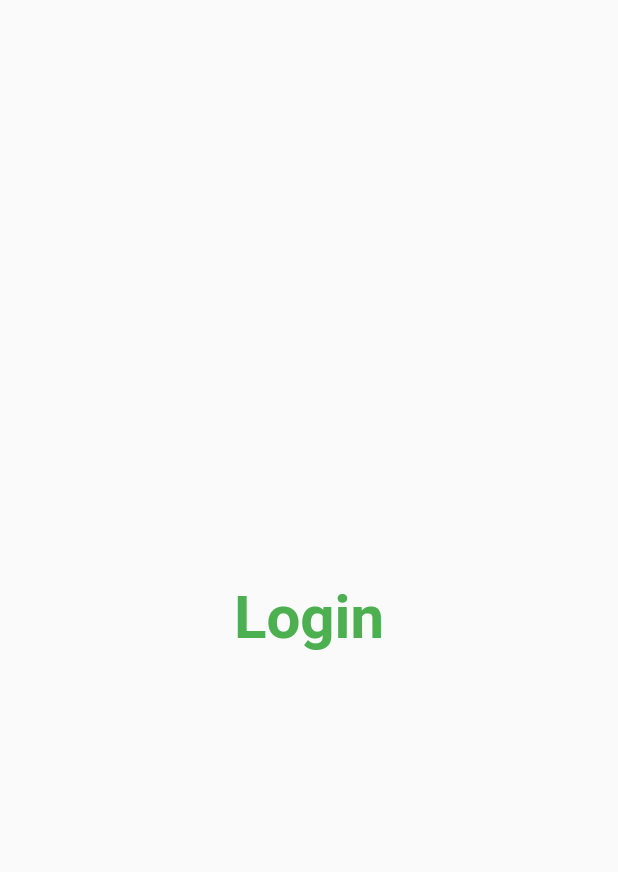
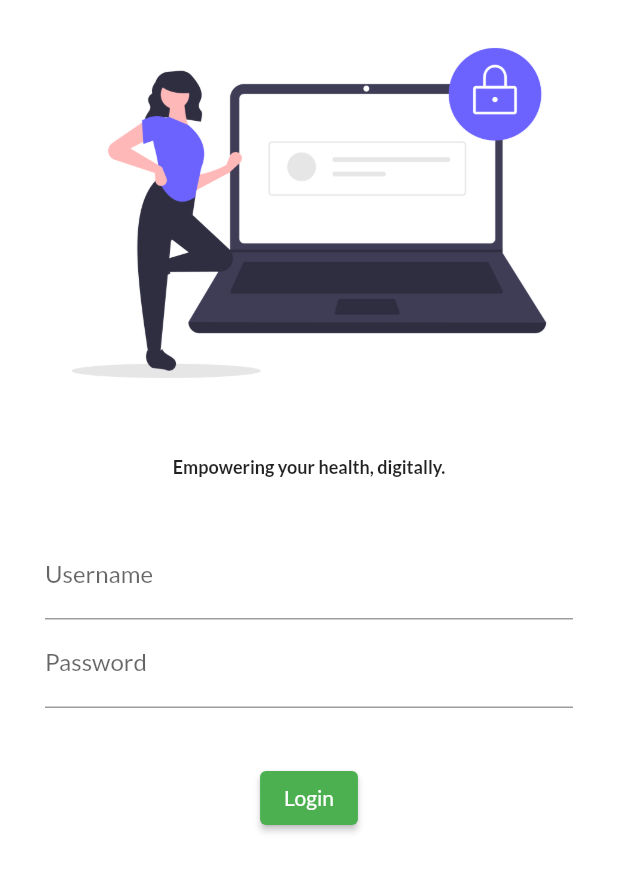
Before and after one commit to mon842/AuthNodeFlutter, a Flutter app: the screen it shows after launch, on a phone screen of 412 x 824 dp. Shown: the top 872 px of the screen. Run offline on Flutter 3.47's test engine with Material 2 defaults, Android fonts, the phone set to English and light mode, and no system bars; our stand-ins replace google_fonts.

Commit message:
day 3 done

```diff
--- a/lib/main.dart
+++ b/lib/main.dart
@@ -1,5 +1,5 @@
 import 'package:first/pages/login_page.dart';
-
+import 'package:google_fonts/google_fonts.dart';
 import 'pages/home_page.dart';
 import 'package:flutter/material.dart';
 
@@ -13,7 +13,10 @@ class MyApp extends StatelessWidget {
     return MaterialApp(
       // home: HomePage(),
       themeMode: ThemeMode.light,
-      theme: ThemeData(primarySwatch: Colors.green),
+      theme: ThemeData(
+        primarySwatch: Colors.green,
+        fontFamily: GoogleFonts.lato().fontFamily,
+        ),
 
       routes: {
         "/home": (context) => HomePage(),
--- a/lib/pages/login_page.dart
+++ b/lib/pages/login_page.dart
@@ -6,13 +6,51 @@ class loginPage extends StatelessWidget {
   @override
   Widget build(BuildContext context) {
     return Material(
-      child: Center(
-        child: Text("Login",style: TextStyle(
-          fontSize: 40,
-          color: Colors.green,
-          fontWeight: FontWeight.bold
-        ),),
-      ),
-    );
+        color: Colors.white,
+        child: Column(
+          children: [
+            Image.asset(
+              "assets/images/login.png",
+              fit: BoxFit.cover,
+            ),
+            SizedBox(
+              height: 20,
+            ),
+            Text(
+              "Empowering your health, digitally.",
+              style: TextStyle(fontWeight: FontWeight.bold, fontSize: 12),
+            ),
+            SizedBox(
+              height: 20,
+            ),
+            Padding(
+              padding: const EdgeInsets.symmetric(vertical: 16,horizontal: 30),
+              child: Column(
+                children: [
+                  TextFormField(
+                    decoration: InputDecoration(
+                      hintText: "Enter username",
+                      labelText: "Username",
+                    ),
+                  ),
+                  TextFormField(
+                    obscureText: true,
+                    decoration: InputDecoration(
+                      hintText: "Enter password",
+                      labelText: "Password",
+                    ),
+                  )
+                ],
+              ),
+            ),
+            SizedBox(height: 20),
+            ElevatedButton(
+              onPressed: (){
+                print("logged");
+              },
+            child: Text("Login")
+            )
+          ],
+        ));
   }
 }
```
Also changed, not shown: pubspec.yaml (+4 -3 lines), assets/images/login.png (added), pubspec.lock, 1 other file.
